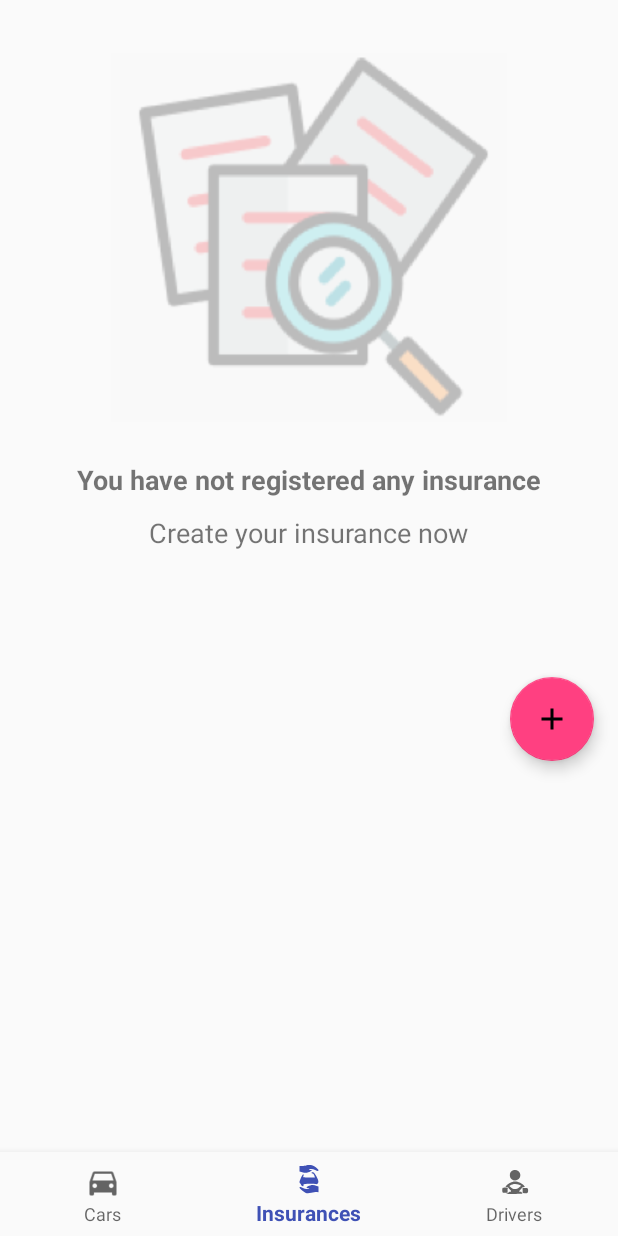
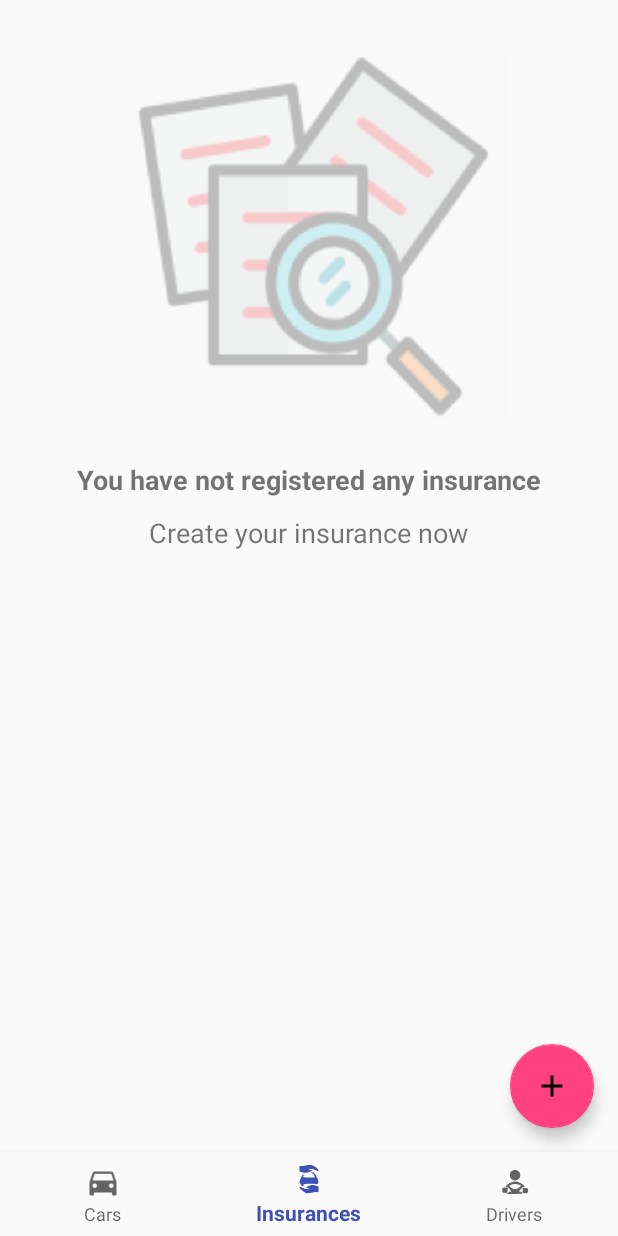
Before and after one commit to IvanDeMingo/comparador-seguros, an Android app: the screen it shows after launch (Dashboard), on a phone screen of 412 x 824 dp. Run offline under Robolectric (Android 15) with nearby library versions, the phone set to English and light mode, and no system bars; our stand-ins replace Room's generated code.

Commit message:
Fix FAB position

```diff
--- a/app/src/main/res/layout/dashboard.xml
+++ b/app/src/main/res/layout/dashboard.xml
@@ -10,7 +10,7 @@
     <FrameLayout
         android:id="@+id/frame_content"
         android:layout_width="match_parent"
-        android:layout_height="523dp" />
+        android:layout_height="match_parent" />
 
     <android.support.design.widget.BottomNavigationView
         android:id="@+id/navigation"
--- a/app/src/main/res/layout/seguros_fragment.xml
+++ b/app/src/main/res/layout/seguros_fragment.xml
@@ -15,10 +15,11 @@
         android:layout_width="wrap_content"
         android:layout_height="wrap_content"
         android:layout_gravity="bottom|right"
-        android:layout_margin="16dp"
+        android:layout_marginEnd="16dp"
         android:src="@drawable/agregar_icono"
         app:fabSize="normal"
-        android:clickable="true"/>
+        android:clickable="true"
+        android:layout_marginBottom="72dp"/>
     <RelativeLayout
         android:layout_width="match_parent"
         android:layout_height="match_parent">
--- a/app/src/main/res/layout/user_fragment.xml
+++ b/app/src/main/res/layout/user_fragment.xml
@@ -51,7 +51,8 @@
         android:layout_width="wrap_content"
         android:layout_height="wrap_content"
         android:layout_gravity="bottom|end"
-        android:layout_margin="16dp"
+        android:layout_marginEnd="16dp"
+        android:layout_marginBottom="72dp"
         app:elevation="6dp"
         app:backgroundTint="@color/colorAccent"
         app:pressedTranslationZ="12dp"
--- a/app/src/main/res/layout/vehiculos_fragment.xml
+++ b/app/src/main/res/layout/vehiculos_fragment.xml
@@ -38,7 +38,8 @@
         android:layout_width="wrap_content"
         android:layout_height="wrap_content"
         android:layout_gravity="bottom|right"
-        android:layout_margin="16dp"
+        android:layout_marginEnd="16dp"
+        android:layout_marginBottom="72dp"
         android:src="@drawable/agregar_icono"
         app:fabSize="normal"
         android:clickable="true"/>
```
